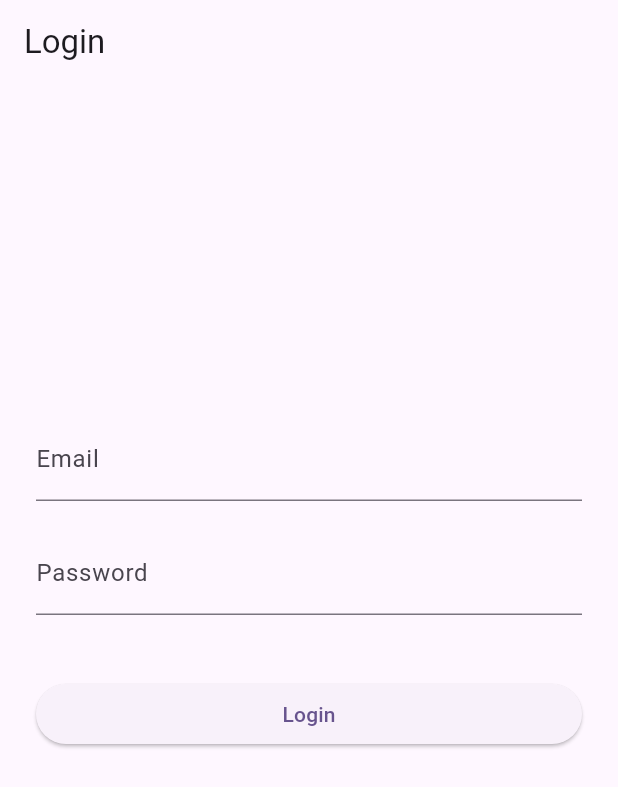
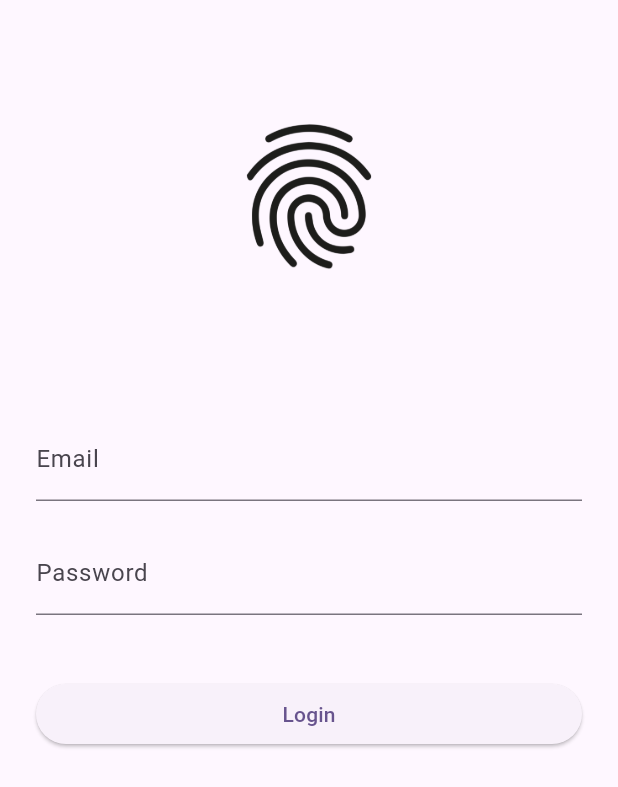
Before and after one commit to Mampuru/All_of_me, a Flutter app: the screen it shows after launch, on a phone screen of 412 x 824 dp. Shown: the top 787 px of the screen. Run offline on Flutter 3.47's test engine with Material 3 defaults, Android fonts, the phone set to English and light mode, and no system bars; our stand-ins replace flutter_dotenv, get.

Commit message:
Removed the title from login screen

```diff
--- a/lib/views/sign_in_view.dart
+++ b/lib/views/sign_in_view.dart
@@ -1,5 +1,6 @@
 import 'package:all_of_me/constants.dart';
 import 'package:all_of_me/views/home_view.dart';
+import 'package:all_of_me/views/sign_up_view.dart';
 import 'package:flutter/material.dart';
 
 class LoginScreen extends StatefulWidget {
@@ -19,7 +20,7 @@ class _LoginScreenState extends State<LoginScreen> with SingleTickerProviderStat
 
   @override
   void initState() {
-    _controller = AnimationController(vsync: this, duration: const Duration(milliseconds: 800));
+    _controller = AnimationController(vsync: this, duration: const Duration(milliseconds: 400));
     _fadeAnimation = Tween<double>(begin: 0.0, end: 1.0).animate(CurvedAnimation(parent: _controller, curve: Curves.easeIn));
     _slideAnimation = Tween<Offset>(begin: const Offset(0, 0.5), end: Offset.zero).animate(CurvedAnimation(parent: _controller, curve: Curves.easeInOut));
     super.initState();
@@ -34,9 +35,7 @@ class _LoginScreenState extends State<LoginScreen> with SingleTickerProviderStat
   @override
   Widget build(BuildContext context) {
     return Scaffold(
-      appBar: AppBar(
-        title: const Text('Login'),
-      ),
+      appBar: AppBar(),
       body: SingleChildScrollView(
         child: Padding(
           padding: const EdgeInsets.fromLTRB(24,24,24,24),
@@ -44,11 +43,12 @@ class _LoginScreenState extends State<LoginScreen> with SingleTickerProviderStat
             mainAxisAlignment: MainAxisAlignment.center,
             crossAxisAlignment: CrossAxisAlignment.stretch,
             children: [
-              AnimatedOpacity(
-                duration: const Duration(milliseconds: 500),
-                opacity: _fadeAnimation.value,
-                child: Image.asset(splashLogo, height: 100, width: 100), // Replace with your logo image
-              ),
+              // AnimatedOpacity(
+              //   duration: const Duration(milliseconds: 5),
+              //   opacity: _fadeAnimation.value,
+              //   child:  // Replace with your logo image
+              // ),
+              Image.asset(splashLogo, height: 100, width: 80),
               const SizedBox(height: 70),
               SlideTransition(
                 position: _slideAnimation,
@@ -72,7 +72,7 @@ class _LoginScreenState extends State<LoginScreen> with SingleTickerProviderStat
                 onPressed: () {
                   _controller.forward();
 
-                  Navigator.of(context).push(MaterialPageRoute(builder: (context) => const HomeView()));
+                  Navigator.of(context).push(MaterialPageRoute(builder: (context) => const SignUpView()));
                 },
                 child: const Text('Login'),
               ),
```
